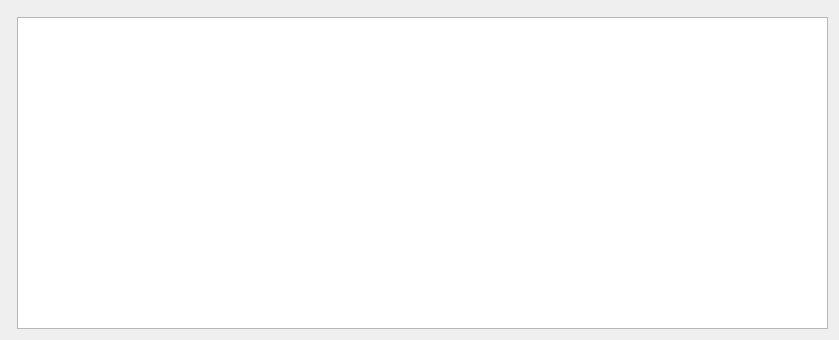
Qt form src/memorytab.ui (mortbopet/Ripes) before a commit.
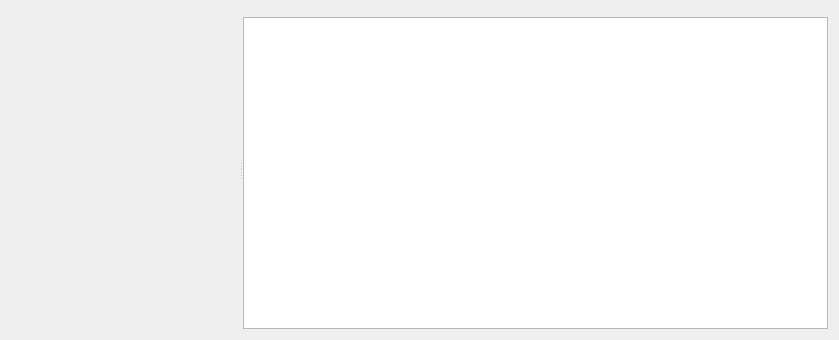
The same form after that commit. Custom widgets are drawn as their Qt base class.

```diff
--- a/src/memorytab.ui
+++ b/src/memorytab.ui
@@ -13,10 +13,12 @@
   <property name="windowTitle">
    <string>Form</string>
   </property>
-  <layout class="QHBoxLayout" name="horizontalLayout_2">
-   <item>
-    <layout class="QHBoxLayout" name="horizontalLayout">
-     <item>
+  <layout class="QGridLayout" name="gridLayout">
+   <item row="0" column="0">
+    <widget class="QSplitter" name="splitter">
+     <property name="orientation">
+      <enum>Qt::Horizontal</enum>
+     </property>
       <widget class="MemoryViewerWidget" name="memoryViewerWidget" native="true">
        <property name="sizePolicy">
         <sizepolicy hsizetype="Preferred" vsizetype="Preferred">
@@ -25,8 +27,7 @@
         </sizepolicy>
        </property>
       </widget>
-     </item>
-     <item>
+     <widget class="QWidget" name="">
       <layout class="QVBoxLayout" name="verticalLayout" stretch="0,1">
        <item>
         <widget class="CacheConfigWidget" name="cacheConfig" native="true"/>
@@ -35,8 +36,8 @@
         <widget class="QGraphicsView" name="cacheView"/>
        </item>
       </layout>
-     </item>
-    </layout>
+     </widget>
+    </widget>
    </item>
   </layout>
  </widget>
```
Lines whose indentation alone changed are shown as unchanged.
